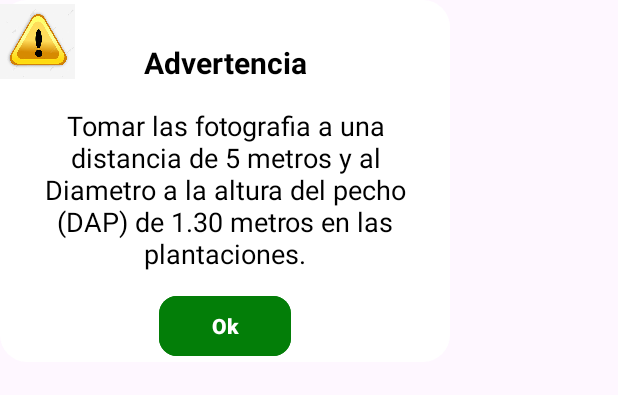
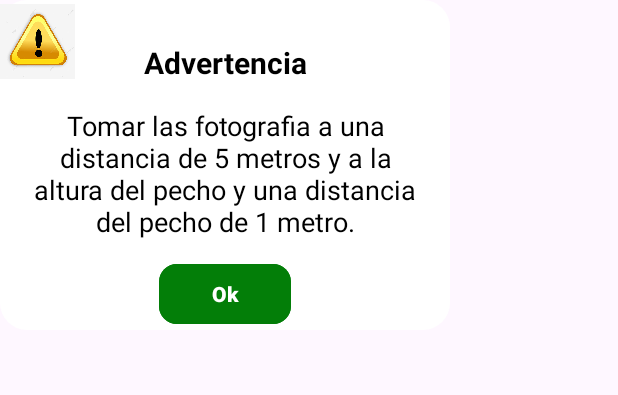
Before and after one commit to DeiverGamboa04/Teak_Volumetric_Calculation, an Android app: the layout success_dialog.xml on its own in the app's theme, with its tools: preview values and no code run, on a phone screen of 412 x 824 dp. Shown: the top 395 px of the screen. Run offline under Robolectric (Android 15) with nearby library versions, the phone set to English and light mode, and no system bars.

Commit message:
Modelo 2

```diff
--- a/app/src/main/java/com/example/teakvolumetriccalculation/CalculoManualActivity.java
+++ b/app/src/main/java/com/example/teakvolumetriccalculation/CalculoManualActivity.java
@@ -146,7 +146,7 @@ public class CalculoManualActivity extends AppCompatActivity {
 
 
         // Calcular el resultado de aproximación de un año
-        double result = Math.pow(diametro, 2) + 0.037 * altura + 3.28 * factorForma * constante;
+        double result = Math.pow(diametro, 2) + 0.03 * altura + 1.6 * factorForma * constante;
 
         // Formatear el resultado a dos decimales
         String resultFormateado = String.format("%.2f", result); // Para dos decimales
--- a/app/src/main/java/com/example/teakvolumetriccalculation/MainActivity.java
+++ b/app/src/main/java/com/example/teakvolumetriccalculation/MainActivity.java
@@ -332,7 +332,7 @@ public class MainActivity extends AppCompatActivity /*implements OnSuccessListen
 
 
            String[] classesAlturaC = {"5", "6", "7", "8", "9", "10", "11"};
-           String[] classesDiametro = {"0.1337", "0.1655", "0.1719", "0.2165", "0.2228", "0.2324", "0.2387", "0.2547", "0.2578", "0.2674", "0.2706", "0.2960", "0.3056", "0.3119", "0.3151", "0.3183", "0.3215", "0.3310", "0.3374", "0.3565", "0.3692"};
+           String[] classesDiametro = {"0.3565", "0.1655", "0.1719", "0.2165", "0.2228", "0.2324", "0.2387", "0.2547", "0.2578", "0.2674", "0.2706", "0.2960", "0.3056", "0.3119", "0.3151", "0.3183", "0.3215", "0.3310", "0.3374", "0.1337", "0.3692"};
 
            float alturaComercialValue = Float.parseFloat(classesAlturaC[maxPosAltur]);
            float diametroValue = Float.parseFloat(classesDiametro[maxPosDiam]);
@@ -342,7 +342,7 @@ public class MainActivity extends AppCompatActivity /*implements OnSuccessListen
            float constante = 0.7854f;
            float volumen = (float) Math.pow(diametroValue, 2) * alturaComercialValue * factorDeForma * constante;
 
-           /*float volumenaltur =  diametroValue ;*/
+           /*float volumenaltur =  alturaComercialValue ;*/
 
            //codigo para obtener dos numeros decimales
            String resultadoVoluemen = String.format("%.2f", volumen); // Para cuatros decimales
--- a/app/src/main/res/layout/success_dialog.xml
+++ b/app/src/main/res/layout/success_dialog.xml
@@ -31,7 +31,7 @@
             android:layout_width="match_parent"
             android:layout_height="wrap_content"
             android:id="@+id/successDes"
-            android:text="Tomar las fotografia a una distancia de 5 metros y al Diametro a la altura del pecho (DAP) de 1.30 metros en las plantaciones."
+            android:text="Tomar las fotografia a una distancia de 5 metros y a la altura del pecho y una distancia del pecho de 1 metro."
             android:textColor="@color/black"
             android:gravity="center_horizontal"
             android:textSize="18sp"
```
Also changed, not shown: 1 other file.
